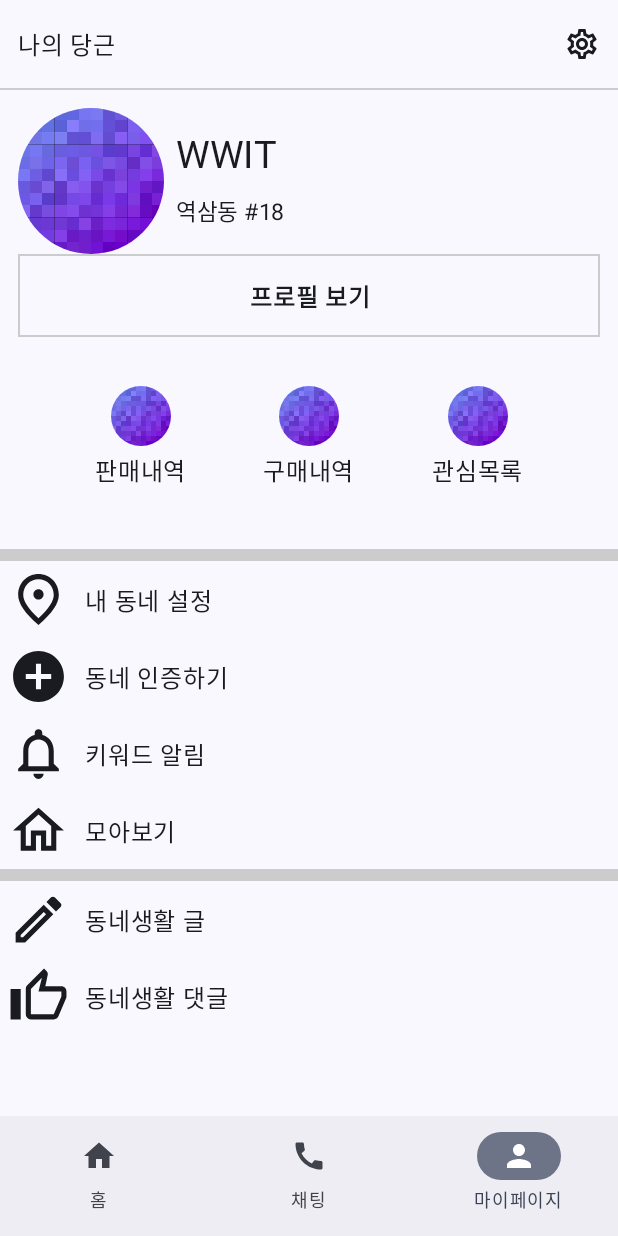
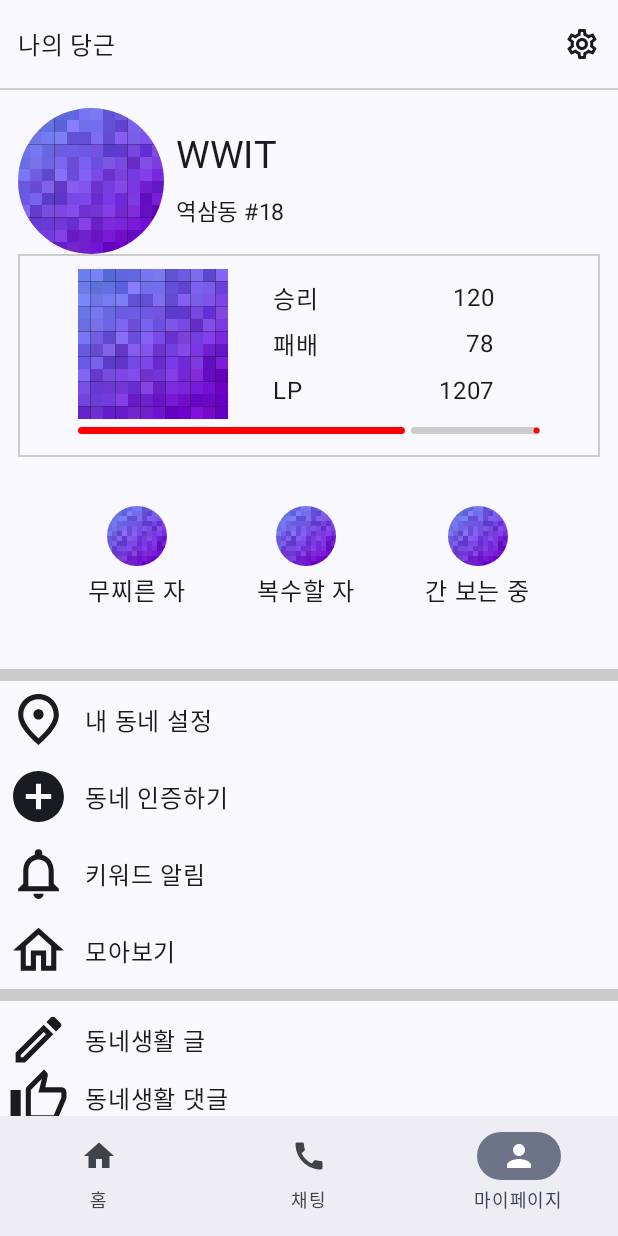
Before and after one commit to kyleidea1/AreYouHOT, an Android app built with Jetpack Compose: the MyPageActivity screen opened through its navigation route, on a phone screen of 412 x 824 dp. Run offline under Robolectric (Android 15) with nearby library versions, the phone set to English and light mode, and no system bars.

Commit message:
✏️ 마이페이지 티어 구현

```diff
--- a/app/src/main/java/com/example/areyouhot/MyPageActivity.kt
+++ b/app/src/main/java/com/example/areyouhot/MyPageActivity.kt
@@ -1,7 +1,9 @@
 package com.example.areyouhot
 
+import androidx.compose.animation.core.animateFloat
+import androidx.compose.animation.core.infiniteRepeatable
+import androidx.compose.animation.core.rememberInfiniteTransition
 import androidx.compose.foundation.Image
-import androidx.compose.foundation.background
 import androidx.compose.foundation.border
 import androidx.compose.foundation.clickable
 import androidx.compose.foundation.layout.Arrangement
@@ -16,21 +18,17 @@ import androidx.compose.foundation.layout.fillMaxWidth
 import androidx.compose.foundation.layout.height
 import androidx.compose.foundation.layout.padding
 import androidx.compose.material.icons.Icons
-import androidx.compose.material.icons.filled.KeyboardArrowDown
-import androidx.compose.material.icons.filled.LocationOn
-import androidx.compose.material.icons.filled.Settings
 import androidx.compose.material.icons.outlined.AddCircle
-import androidx.compose.material.icons.outlined.Call
 import androidx.compose.material.icons.outlined.Create
 import androidx.compose.material.icons.outlined.Home
-import androidx.compose.material.icons.outlined.LocationOn
 import androidx.compose.material.icons.outlined.Notifications
 import androidx.compose.material.icons.outlined.Place
 import androidx.compose.material.icons.outlined.Settings
 import androidx.compose.material.icons.outlined.ThumbUp
-import androidx.compose.material.icons.outlined.Warning
+import androidx.compose.material3.CircularProgressIndicator
 import androidx.compose.material3.Icon
 import androidx.compose.material3.IconButton
+import androidx.compose.material3.LinearProgressIndicator
 import androidx.compose.material3.Text
 import androidx.compose.runtime.Composable
 import androidx.compose.ui.Alignment
@@ -43,6 +41,7 @@ import androidx.compose.ui.text.style.TextAlign
 import androidx.compose.ui.tooling.preview.Preview
 import androidx.compose.ui.unit.dp
 import androidx.compose.ui.unit.sp
+import com.example.areyouhot.ui.theme.Divider
 
 @Composable
 fun MyPageActivity() {
@@ -76,18 +75,39 @@ fun MyPageActivity() {
                             Text("역삼동 #18", modifier = Modifier.fillMaxWidth(), fontSize = 15.sp)
                         }
                     }
-                    Box(modifier = Modifier.fillMaxWidth().aspectRatio(7f).border(width = 1.dp, color = Color.LightGray).clickable {  }, contentAlignment = Alignment.Center) {
-                        Text("프로필 보기", textAlign = TextAlign.Center, fontWeight = FontWeight.Bold)
+                    Column(
+                        modifier = Modifier.fillMaxWidth().border(width = 1.dp, color = Color.LightGray).clickable {  }.padding(40.dp, 10.dp),
+                        horizontalAlignment = Alignment.CenterHorizontally
+                    ) {
+                        Row() {
+                            Image(
+                                painter = painterResource(id = R.drawable.sample),
+                                contentDescription = "tier",
+                                modifier = Modifier.height(100.dp).aspectRatio(1f)
+                            )
+                            Column(
+                                modifier = Modifier.fillMaxWidth().height(100.dp).padding(30.dp, 0.dp),
+                                verticalArrangement = Arrangement.SpaceEvenly
+                            ) {
+
+                                TierItemValue("승리", 120)
+                                TierItemValue("패배", 78)
+                                TierItemValue("LP", 1207)
+
+                            }
+                        }
+                        CustomLinearProgressBar()
                     }
+
                 }
                 Row(
                     modifier = Modifier.fillMaxWidth().aspectRatio(3f),
                     horizontalArrangement = Arrangement.SpaceEvenly,
                     verticalAlignment = Alignment.CenterVertically
                 ) {
-                    NavigationIconColumn(text = "판매내역", drawable = R.drawable.sample)
-                    NavigationIconColumn(text = "구매내역", drawable = R.drawable.sample)
-                    NavigationIconColumn(text = "관심목록", drawable = R.drawable.sample)
+                    NavigationIconColumn(text = "무찌른 자", drawable = R.drawable.sample)
+                    NavigationIconColumn(text = "복수할 자", drawable = R.drawable.sample)
+                    NavigationIconColumn(text = "간 보는 중", drawable = R.drawable.sample)
                 }
             }
             Divider(8)
@@ -99,6 +119,19 @@ fun MyPageActivity() {
             NavigateIconRow("동네생활 글", Icons.Outlined.Create)
             NavigateIconRow("동네생활 댓글", Icons.Outlined.ThumbUp)
         }
+    }
+}
+
+@Composable
+private fun TierItemValue(listName: String, listValue: Int) {
+    Row(
+        modifier = Modifier.fillMaxWidth(),
+        verticalAlignment = Alignment.CenterVertically,
+        horizontalArrangement = Arrangement.SpaceBetween
+    ) {
+        Text(text = listName)
+        Spacer(modifier = Modifier.padding(2.dp))
+        Text(text = listValue.toString())
     }
 }
 
@@ -138,14 +171,6 @@ private fun NavigationIconColumn(text: String, drawable: Int) {
 }
 
 @Composable
-private fun Divider(height: Int) {
-    Box(modifier = Modifier
-        .fillMaxWidth()
-        .height(height.dp)
-        .background(Color.LightGray))
-}
-
-@Composable
 private fun NavigateIconRow(text: String, icon: ImageVector) {
     Row(
         modifier = Modifier
@@ -164,6 +189,22 @@ private fun NavigateIconRow(text: String, icon: ImageVector) {
     }
 }
 
+@Composable
+private fun CustomLinearProgressBar(){
+    Column(modifier = Modifier.fillMaxWidth()) {
+        LinearProgressIndicator(
+            modifier = Modifier
+                .fillMaxWidth()
+                .height(15.dp)
+                .padding(0.dp, 5.dp),
+            progress = 0.7f,
+            trackColor = Color.LightGray,
+            color = Color.Red //progress color
+        )
+    }
+}
+
+
 @Preview(showBackground = true)
 @Composable
 fun MyPageActivityPreview() {
--- /dev/null
+++ b/app/src/main/java/com/example/areyouhot/ui/theme/Module.kt
@@ -0,0 +1,18 @@
+package com.example.areyouhot.ui.theme
+
+import androidx.compose.foundation.background
+import androidx.compose.foundation.layout.Box
+import androidx.compose.foundation.layout.fillMaxWidth
+import androidx.compose.foundation.layout.height
+import androidx.compose.runtime.Composable
+import androidx.compose.ui.Modifier
+import androidx.compose.ui.graphics.Color
+import androidx.compose.ui.unit.dp
+
+@Composable
+fun Divider(height: Int) {
+    Box(modifier = Modifier
+        .fillMaxWidth()
+        .height(height.dp)
+        .background(Color.LightGray))
+}
```
